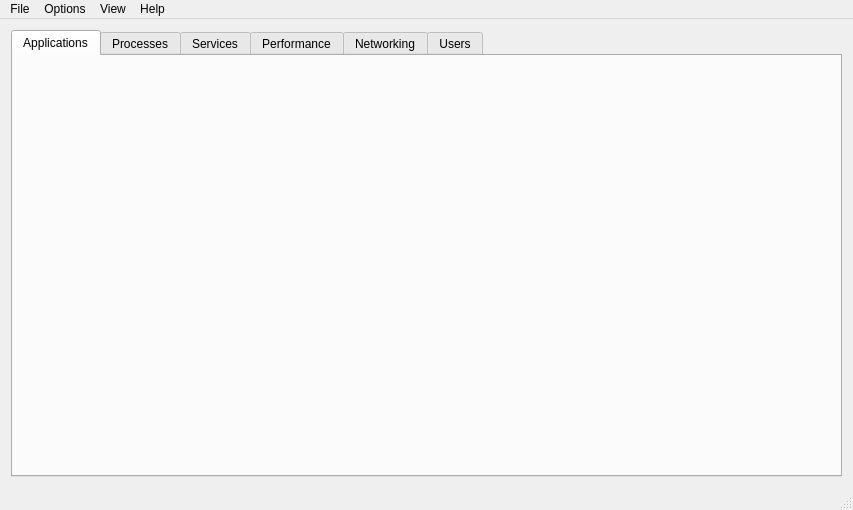
The window that mainwindow.ui (Davidj361/Overseer) describes before a commit, drawn with Qt 5.
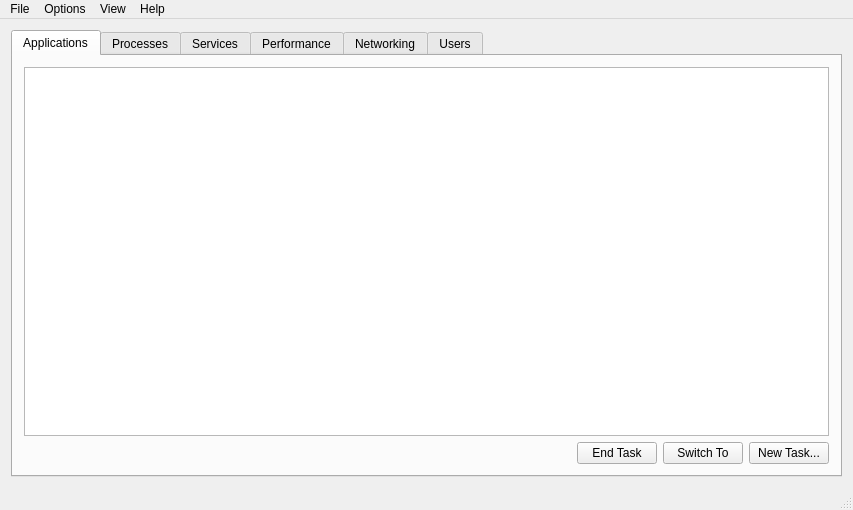
The same window after the commit. The open tabs and pages were chosen to show the change.

Commit message:
Preparing for applications tab
- Added GUI elements for the applications tab
- Added attributes state and fullstate to the Process class, also added
  setFullstate() method to set fullstate based off state.

```diff
--- a/mainwindow.ui
+++ b/mainwindow.ui
@@ -30,6 +30,79 @@
        <attribute name="title">
         <string>Applications</string>
        </attribute>
+       <layout class="QGridLayout" name="gridLayout_6">
+        <item row="0" column="0" colspan="4">
+         <widget class="QTableView" name="appTableView">
+          <property name="autoScroll">
+           <bool>false</bool>
+          </property>
+          <property name="editTriggers">
+           <set>QAbstractItemView::NoEditTriggers</set>
+          </property>
+          <property name="showDropIndicator" stdset="0">
+           <bool>false</bool>
+          </property>
+          <property name="dragDropOverwriteMode">
+           <bool>false</bool>
+          </property>
+          <property name="selectionMode">
+           <enum>QAbstractItemView::SingleSelection</enum>
+          </property>
+          <property name="selectionBehavior">
+           <enum>QAbstractItemView::SelectRows</enum>
+          </property>
+          <property name="sortingEnabled">
+           <bool>true</bool>
+          </property>
+          <attribute name="horizontalHeaderDefaultSectionSize">
+           <number>120</number>
+          </attribute>
+          <attribute name="horizontalHeaderShowSortIndicator" stdset="0">
+           <bool>false</bool>
+          </attribute>
+          <attribute name="horizontalHeaderStretchLastSection">
+           <bool>true</bool>
+          </attribute>
+          <attribute name="verticalHeaderShowSortIndicator" stdset="0">
+           <bool>true</bool>
+          </attribute>
+         </widget>
+        </item>
+        <item row="1" column="0">
+         <spacer name="horizontalSpacer_2">
+          <property name="orientation">
+           <enum>Qt::Horizontal</enum>
+          </property>
+          <property name="sizeHint" stdset="0">
+           <size>
+            <width>528</width>
+            <height>20</height>
+           </size>
+          </property>
+         </spacer>
+        </item>
+        <item row="1" column="1">
+         <widget class="QPushButton" name="endTaskButton">
+          <property name="text">
+           <string>End Task</string>
+          </property>
+         </widget>
+        </item>
+        <item row="1" column="2">
+         <widget class="QPushButton" name="switchToButton">
+          <property name="text">
+           <string>Switch To</string>
+          </property>
+         </widget>
+        </item>
+        <item row="1" column="3">
+         <widget class="QPushButton" name="newTaskButton">
+          <property name="text">
+           <string>New Task...</string>
+          </property>
+         </widget>
+        </item>
+       </layout>
       </widget>
       <widget class="QWidget" name="tabProcesses">
        <attribute name="title">
```
The commit also changes 4 other files.
